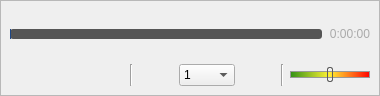
Old version of the form vlc-record/forms/qoverlayedcontrol.ui in the repository code-google-com/vlc-record.
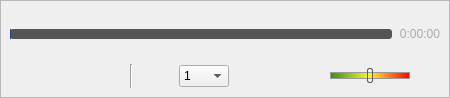
New version of the form. Icons and pictures are not drawn. Custom widgets are drawn as their Qt base class.

Commit message: - prepare to put fullscreen button into mission control

The edit to the form file:
```diff
--- a/vlc-record/forms/qoverlayedcontrol.ui
+++ b/vlc-record/forms/qoverlayedcontrol.ui
@@ -6,8 +6,8 @@
    <rect>
     <x>0</x>
     <y>0</y>
-    <width>380</width>
-    <height>96</height>
+    <width>450</width>
+    <height>98</height>
    </rect>
   </property>
   <property name="windowTitle">
@@ -382,11 +382,17 @@
          </widget>
         </item>
         <item>
-         <widget class="Line" name="line_2">
+         <spacer name="horizontalSpacer">
           <property name="orientation">
-           <enum>Qt::Vertical</enum>
+           <enum>Qt::Horizontal</enum>
           </property>
-         </widget>
+          <property name="sizeHint" stdset="0">
+           <size>
+            <width>40</width>
+            <height>20</height>
+           </size>
+          </property>
+         </spacer>
         </item>
         <item>
          <widget class="QSlider" name="volSlider">
@@ -439,6 +445,41 @@
           </property>
          </widget>
         </item>
+        <item>
+         <widget class="QPushButton" name="btnFullScreen">
+          <property name="minimumSize">
+           <size>
+            <width>24</width>
+            <height>24</height>
+           </size>
+          </property>
+          <property name="maximumSize">
+           <size>
+            <width>24</width>
+            <height>24</height>
+           </size>
+          </property>
+          <property name="toolTip">
+           <string>Switch to Fullscreen</string>
+          </property>
+          <property name="text">
+           <string/>
+          </property>
+          <property name="icon">
+           <iconset resource="../common.qrc">
+            <normaloff>:/player/fullscreen</normaloff>:/player/fullscreen</iconset>
+          </property>
+          <property name="iconSize">
+           <size>
+            <width>18</width>
+            <height>18</height>
+           </size>
+          </property>
+          <property name="flat">
+           <bool>true</bool>
+          </property>
+         </widget>
+        </item>
        </layout>
       </item>
      </layout>
```
The commit also changes 5 other files.
